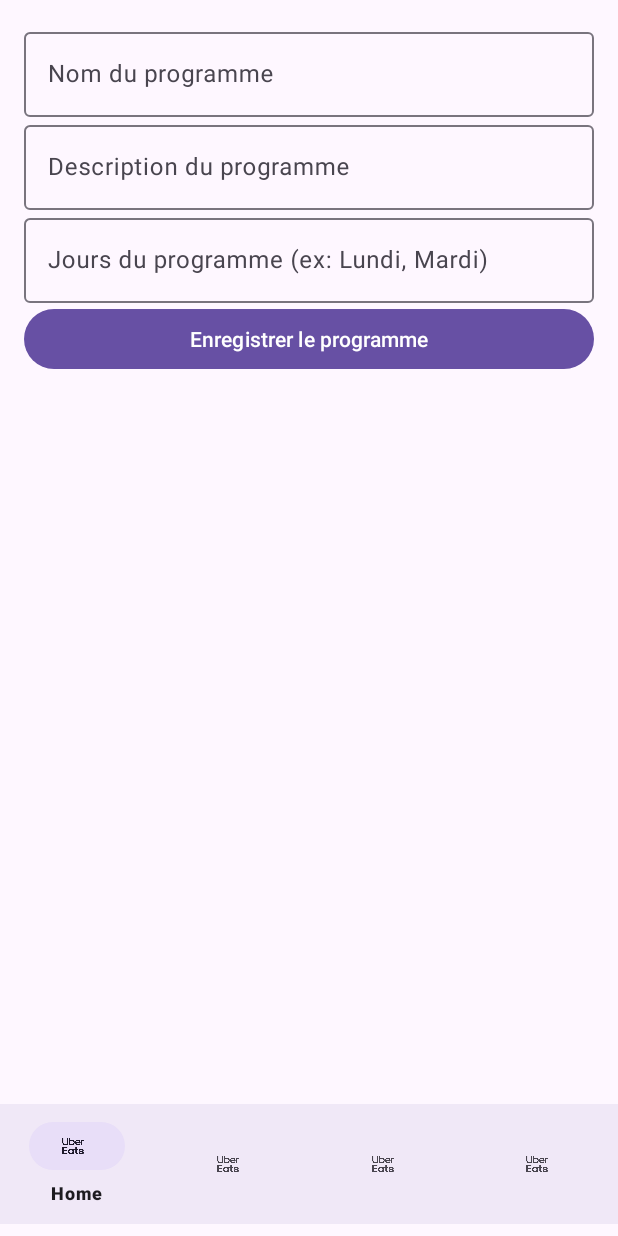
After one commit to Adel113/FitnessApp, an Android app: the fragment CreateProgramFragment placed in its activity, on a phone screen of 412 x 824 dp. The commit adds this screen. Run offline under Robolectric (Android 15) with nearby library versions, the phone set to English and light mode, and no system bars; our stand-ins replace Firebase (no records; nobody signed in at launch, a user with empty details on screens opened directly).

Commit message:
feat: ajout de la fonctionnalité de création de programmes sportifs
- Création du fragment CreateProgramFragment pour permettre aux utilisateurs de créer un programme sportif hebdomadaire.
- Ajout d'une interface utilisateur (UI) avec des champs de texte pour le nom, la description et les jours du programme.
- Enregistrement des programmes dans Firestore sous l'utilisateur connecté.
- Mise en place de l'adaptateur ProgramAdapter pour afficher dynamiquement les programmes créés.
- Création du modèle de données Program pour représenter les programmes sportifs.
- Design des éléments de la liste des programmes dans le fichier item_program.xml.
- Correction des dépendances Gradle pour inclure la bibliothèque CardView.

Cette mise à jour introduit la gestion des programmes dans l'application et améliore l'intégration avec Firestore.

```diff
--- a/app/build.gradle.kts
+++ b/app/build.gradle.kts
@@ -51,4 +51,5 @@ dependencies {
     testImplementation(libs.junit)
     androidTestImplementation(libs.androidx.junit)
     androidTestImplementation(libs.androidx.espresso.core)
+    implementation("androidx.cardview:cardview:1.0.0")
 }
--- /dev/null
+++ b/app/src/main/java/fr/adel/fitnessapp/Fragments/CreateProgramFragment.kt
@@ -0,0 +1,136 @@
+package fr.adel.fitnessapp.fragments
+
+import android.os.Bundle
+import android.view.LayoutInflater
+import android.view.View
+import android.view.ViewGroup
+import android.widget.Toast
+import androidx.fragment.app.Fragment
+import androidx.recyclerview.widget.LinearLayoutManager
+import androidx.recyclerview.widget.RecyclerView
+import com.google.android.material.textfield.TextInputLayout
+import com.google.firebase.auth.FirebaseAuth
+import com.google.firebase.firestore.FirebaseFirestore
+import fr.adel.fitnessapp.R
+import com.google.android.material.button.MaterialButton
+import com.google.firebase.firestore.QuerySnapshot
+import com.google.firebase.firestore.DocumentSnapshot
+import fr.adel.fitnessapp.adapters.ProgramAdapter
+import fr.adel.fitnessapp.models.Program
+
+class CreateProgramFragment : Fragment() {
+
+    private lateinit var programNameLayout: TextInputLayout
+    private lateinit var programDescriptionLayout: TextInputLayout
+    private lateinit var programDaysLayout: TextInputLayout
+    private lateinit var btnSaveProgram: MaterialButton
+    private lateinit var recyclerViewPrograms: RecyclerView
+
+    private lateinit var auth: FirebaseAuth
+    private lateinit var firestore: FirebaseFirestore
+    private lateinit var programAdapter: ProgramAdapter
+
+    override fun onCreateView(
+        inflater: LayoutInflater, container: ViewGroup?,
+        savedInstanceState: Bundle?
+    ): View? {
+        val view = inflater.inflate(R.layout.fragment_create_program, container, false)
+
+        // Initialisation des vues
+        programNameLayout = view.findViewById(R.id.program_name_layout)
+        programDescriptionLayout = view.findViewById(R.id.program_description_layout)
+        programDaysLayout = view.findViewById(R.id.program_days_layout)
+        btnSaveProgram = view.findViewById(R.id.btn_save_program)
+        recyclerViewPrograms = view.findViewById(R.id.recycler_view_programs)
+
+        // Initialisation Firebase
+        auth = FirebaseAuth.getInstance()
+        firestore = FirebaseFirestore.getInstance()
+
+        // Setup du RecyclerView
+        recyclerViewPrograms.layoutManager = LinearLayoutManager(requireContext())
+        programAdapter = ProgramAdapter()
+        recyclerViewPrograms.adapter = programAdapter
+
+        // Charger les programmes existants
+        loadPrograms()
+
+        // Enregistrer un nouveau programme
+        btnSaveProgram.setOnClickListener {
+            saveProgramToDatabase()
+        }
+
+        return view
+    }
+
+    private fun saveProgramToDatabase() {
+        // Récupérer les données saisies
+        val programName = programNameLayout.editText?.text.toString()
+        val programDescription = programDescriptionLayout.editText?.text.toString()
+        val programDays = programDaysLayout.editText?.text.toString()
+
+        // Valider les données
+        if (programName.isEmpty()) {
+            programNameLayout.error = "Le nom est requis"
+            return
+        }
+        if (programDays.isEmpty()) {
+            programDaysLayout.error = "Les jours sont requis"
+            return
+        }
+
+        // Obtenir l'ID de l'utilisateur connecté
+        val currentUser = auth.currentUser
+        if (currentUser == null) {
+            Toast.makeText(requireContext(), "Utilisateur non connecté", Toast.LENGTH_SHORT).show()
+            return
+        }
+
+        // Préparer les données à enregistrer
+        val programData = hashMapOf(
+            "name" to programName,
+            "description" to programDescription,
+            "days" to programDays,
+            "createdAt" to System.currentTimeMillis()
+        )
+
+        // Enregistrer dans Firestore sous le document de l'utilisateur
+        firestore.collection("users")
+            .document(currentUser.uid)
+            .collection("programs")
+            .add(programData)
+            .addOnSuccessListener {
+                Toast.makeText(requireContext(), "Programme enregistré avec succès", Toast.LENGTH_SHORT).show()
+                clearFields()
+                loadPrograms()  // Recharger les programmes après l'ajout
+            }
+            .addOnFailureListener {
+                Toast.makeText(requireContext(), "Échec de l'enregistrement", Toast.LENGTH_SHORT).show()
+            }
+    }
+
+    private fun loadPrograms() {
+        // Obtenir l'ID de l'utilisateur connecté
+        val currentUser = auth.currentUser
+        if (currentUser != null) {
+            firestore.collection("users")
+                .document(currentUser.uid)
+                .collection("programs")
+                .get()
+                .addOnSuccessListener { querySnapshot ->
+                    // Passer les programmes à l'adaptateur
+                    val programsList = querySnapshot.toObjects(Program::class.java)
+                    programAdapter.submitList(programsList)
+                }
+                .addOnFailureListener {
+                    Toast.makeText(requireContext(), "Erreur de chargement des programmes", Toast.LENGTH_SHORT).show()
+                }
+        }
+    }
+
+    private fun clearFields() {
+        programNameLayout.editText?.text?.clear()
+        programDescriptionLayout.editText?.text?.clear()
+        programDaysLayout.editText?.text?.clear()
+    }
+}
--- /dev/null
+++ b/app/src/main/java/fr/adel/fitnessapp/Fragments/HomeFragment.kt
@@ -0,0 +1,17 @@
+package fr.adel.fitnessapp.Fragments
+
+import android.os.Bundle
+import android.view.LayoutInflater
+import android.view.View
+import android.view.ViewGroup
+import androidx.fragment.app.Fragment
+import fr.adel.fitnessapp.R
+
+class HomeFragment : Fragment() {
+    override fun onCreateView(
+        inflater: LayoutInflater, container: ViewGroup?,
+        savedInstanceState: Bundle?
+    ): View? {
+        return inflater.inflate(R.layout.fragment_home, container, false)
+    }
+}
--- a/app/src/main/java/fr/adel/fitnessapp/activities/HomeActivity.kt
+++ b/app/src/main/java/fr/adel/fitnessapp/activities/HomeActivity.kt
@@ -5,7 +5,12 @@ import androidx.activity.enableEdgeToEdge
 import androidx.appcompat.app.AppCompatActivity
 import androidx.core.view.ViewCompat
 import androidx.core.view.WindowInsetsCompat
+import com.google.android.material.bottomnavigation.BottomNavigationView
+import fr.adel.fitnessapp.Fragments.HomeFragment
 import fr.adel.fitnessapp.R
+import fr.adel.fitnessapp.fragments.CreateProgramFragment
+import fr.adel.fitnessapp.fragments.ProgramFragment
+import fr.adel.fitnessapp.fragments.ProgressFragment
 
 class HomeActivity : AppCompatActivity() {
     override fun onCreate(savedInstanceState: Bundle?) {
@@ -13,6 +18,32 @@ class HomeActivity : AppCompatActivity() {
         enableEdgeToEdge()
         setContentView(R.layout.activity_home)
 
+        // Référence à la barre de navigation
+        val bottomNavigationView = findViewById<BottomNavigationView>(R.id.bottom_navigation)
+
+        // Charger le fragment par défaut (Accueil)
+        supportFragmentManager.beginTransaction()
+            .replace(R.id.main_fragment_container, HomeFragment())
+            .commit()
+
+        // Gestion des clics sur la barre de navigation
+        bottomNavigationView.setOnItemSelectedListener { item ->
+            val selectedFragment = when (item.itemId) {
+                R.id.nav_home -> HomeFragment()
+                R.id.nav_progress -> ProgressFragment()
+                R.id.nav_program -> ProgramFragment()
+                R.id.nav_create_program -> CreateProgramFragment()
+                else -> HomeFragment()
+            }
+
+            // Remplacer le fragment dans le conteneur
+            supportFragmentManager.beginTransaction()
+                .replace(R.id.main_fragment_container, selectedFragment)
+                .commit()
+
+            true
+        }
+
     }
 
 }
--- /dev/null
+++ b/app/src/main/java/fr/adel/fitnessapp/adapters/ProgramAdapter.kt
@@ -0,0 +1,40 @@
+package fr.adel.fitnessapp.adapters
+
+import android.view.LayoutInflater
+import android.view.View
+import android.view.ViewGroup
+import androidx.recyclerview.widget.RecyclerView
+import fr.adel.fitnessapp.R
+import com.google.android.material.textview.MaterialTextView
+import fr.adel.fitnessapp.models.Program
+
+class ProgramAdapter : RecyclerView.Adapter<ProgramAdapter.ProgramViewHolder>() {
+
+    private var programList: List<Program> = listOf()
+
+    // Méthode pour soumettre la liste de programmes à l'adaptateur
+    fun submitList(programs: List<Program>) {
+        programList = programs
+        notifyDataSetChanged()
+    }
+
+    override fun onCreateViewHolder(parent: ViewGroup, viewType: Int): ProgramViewHolder {
+        val view = LayoutInflater.from(parent.context).inflate(R.layout.item_program, parent, false)
+        return ProgramViewHolder(view)
+    }
+
+    override fun onBindViewHolder(holder: ProgramViewHolder, position: Int) {
+        val program = programList[position]
+        holder.programName.text = program.name
+        holder.programDescription.text = program.description
+        holder.programDays.text = program.days
+    }
+
+    override fun getItemCount(): Int = programList.size
+
+    class ProgramViewHolder(itemView: View) : RecyclerView.ViewHolder(itemView) {
+        val programName: MaterialTextView = itemView.findViewById(R.id.program_name)
+        val programDescription: MaterialTextView = itemView.findViewById(R.id.program_description)
+        val programDays: MaterialTextView = itemView.findViewById(R.id.program_days)
+    }
+}
--- a/app/src/main/res/layout/activity_home.xml
+++ b/app/src/main/res/layout/activity_home.xml
@@ -1,5 +1,6 @@
 <?xml version="1.0" encoding="utf-8"?>
-<androidx.constraintlayout.widget.ConstraintLayout xmlns:android="http://schemas.android.com/apk/res/android"
+<androidx.constraintlayout.widget.ConstraintLayout
+    xmlns:android="http://schemas.android.com/apk/res/android"
     xmlns:app="http://schemas.android.com/apk/res-auto"
     xmlns:tools="http://schemas.android.com/tools"
     android:id="@+id/main"
@@ -7,13 +8,26 @@
     android:layout_height="match_parent"
     tools:context=".activities.HomeActivity">
 
-    <TextView
-        android:layout_width="wrap_content"
+    <!-- Conteneur pour afficher les fragments -->
+    <FrameLayout
+        android:id="@+id/main_fragment_container"
+        android:layout_width="0dp"
+        android:layout_height="0dp"
+        app:layout_constraintTop_toTopOf="parent"
+        app:layout_constraintBottom_toTopOf="@id/bottom_navigation"
+        app:layout_constraintStart_toStartOf="parent"
+        app:layout_constraintEnd_toEndOf="parent" />
+
+    <!-- Barre de navigation en bas -->
+    <com.google.android.material.bottomnavigation.BottomNavigationView
+        android:id="@+id/bottom_navigation"
+        android:layout_width="0dp"
         android:layout_height="wrap_content"
-        android:text="Hello World!"
+        android:layout_marginBottom="8dp"
+        android:background="?android:attr/windowBackground"
+        app:menu="@menu/buttom_nav_menu"
         app:layout_constraintBottom_toBottomOf="parent"
-        app:layout_constraintEnd_toEndOf="parent"
         app:layout_constraintStart_toStartOf="parent"
-        app:layout_constraintTop_toTopOf="parent" />
+        app:layout_constraintEnd_toEndOf="parent" />
 
 </androidx.constraintlayout.widget.ConstraintLayout>
--- /dev/null
+++ b/app/src/main/res/layout/fragment_create_program.xml
@@ -0,0 +1,61 @@
+<?xml version="1.0" encoding="utf-8"?>
+<ScrollView
+    xmlns:android="http://schemas.android.com/apk/res/android"
+    android:layout_width="match_parent"
+    android:layout_height="match_parent"
+    android:padding="16dp">
+
+    <LinearLayout
+        android:layout_width="match_parent"
+        android:layout_height="wrap_content"
+        android:orientation="vertical">
+
+        <com.google.android.material.textfield.TextInputLayout
+            android:id="@+id/program_name_layout"
+            android:layout_width="match_parent"
+            android:layout_height="wrap_content"
+            android:hint="Nom du programme">
+            <com.google.android.material.textfield.TextInputEditText
+                android:id="@+id/program_name_input"
+                android:layout_width="match_parent"
+                android:layout_height="wrap_content" />
+        </com.google.android.material.textfield.TextInputLayout>
+
+        <com.google.android.material.textfield.TextInputLayout
+            android:id="@+id/program_description_layout"
+            android:layout_width="match_parent"
+            android:layout_height="wrap_content"
+            android:hint="Description du programme">
+            <com.google.android.material.textfield.TextInputEditText
+                android:id="@+id/program_description_input"
+                android:layout_width="match_parent"
+                android:layout_height="wrap_content" />
+        </com.google.android.material.textfield.TextInputLayout>
+
+        <com.google.android.material.textfield.TextInputLayout
+            android:id="@+id/program_days_layout"
+            android:layout_width="match_parent"
+            android:layout_height="wrap_content"
+            android:hint="Jours du programme (ex: Lundi, Mardi)">
+            <com.google.android.material.textfield.TextInputEditText
+                android:id="@+id/program_days_input"
+                android:layout_width="match_parent"
+                android:layout_height="wrap_content" />
+        </com.google.android.material.textfield.TextInputLayout>
+
+        <com.google.android.material.button.MaterialButton
+            android:id="@+id/btn_save_program"
+            android:layout_width="match_parent"
+            android:layout_height="wrap_content"
+            android:text="Enregistrer le programme" />
+
+        <!-- RecyclerView ajouté pour afficher la liste des programmes -->
+        <androidx.recyclerview.widget.RecyclerView
+            android:id="@+id/recycler_view_programs"
+            android:layout_width="match_parent"
+            android:layout_height="wrap_content"
+            android:layout_marginTop="16dp" />
+
+    </LinearLayout>
+
+</ScrollView>
--- /dev/null
+++ b/app/src/main/res/menu/buttom_nav_menu.xml
@@ -0,0 +1,19 @@
+<?xml version="1.0" encoding="utf-8"?>
+<menu xmlns:android="http://schemas.android.com/apk/res/android">
+    <item
+        android:id="@+id/nav_home"
+        android:icon="@drawable/logo"
+        android:title="Home" />
+    <item
+        android:id="@+id/nav_progress"
+        android:icon="@drawable/logo"
+        android:title="Progression" />
+    <item
+        android:id="@+id/nav_program"
+        android:icon="@drawable/logo"
+        android:title="Programme" />
+    <item
+        android:id="@+id/nav_create_program"
+        android:icon="@drawable/logo"
+        android:title="Créer" />
+</menu>
--- a/gradle/libs.versions.toml
+++ b/gradle/libs.versions.toml
@@ -14,6 +14,7 @@ firebaseFirestore = "25.1.1"
 firebaseFirestoreKtx = "25.1.1"
 
 [libraries]
+cardview = { module = "androidx.cardview:cardview", version = "1.0.0" }
 androidx-core-ktx = { group = "androidx.core", name = "core-ktx", version.ref = "coreKtx" }
 junit = { group = "junit", name = "junit", version.ref = "junit" }
 androidx-junit = { group = "androidx.test.ext", name = "junit", version.ref = "junitVersion" }
```
Also changed, not shown: app/src/main/java/fr/adel/fitnessapp/Fragments/ProgramFragment.kt (added, +17 -0 lines), app/src/main/java/fr/adel/fitnessapp/Fragments/ProgressFragment.kt (added, +18 -0 lines), app/src/main/java/fr/adel/fitnessapp/models/Program.kt (added, +8 -0 lines), app/src/main/res/layout/fragment_home.xml (added, +81 -0 lines), app/src/main/res/layout/fragment_program.xml (added, +19 -0 lines), app/src/main/res/layout/fragment_progress.xml (added, +19 -0 lines), app/src/main/res/layout/item_program.xml (added, +40 -0 lines), app/src/main/res/drawable/DALL·E 2024-11-22 19.59.20 - A black-and-white vector-style illustration in the style of Illustrator, symbolizing fitness and healthy eating. The design features a muscular figure.webp (deleted).
